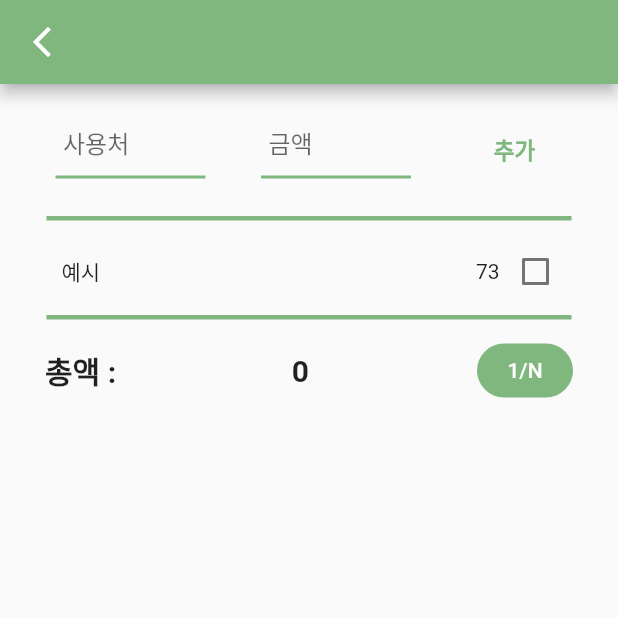
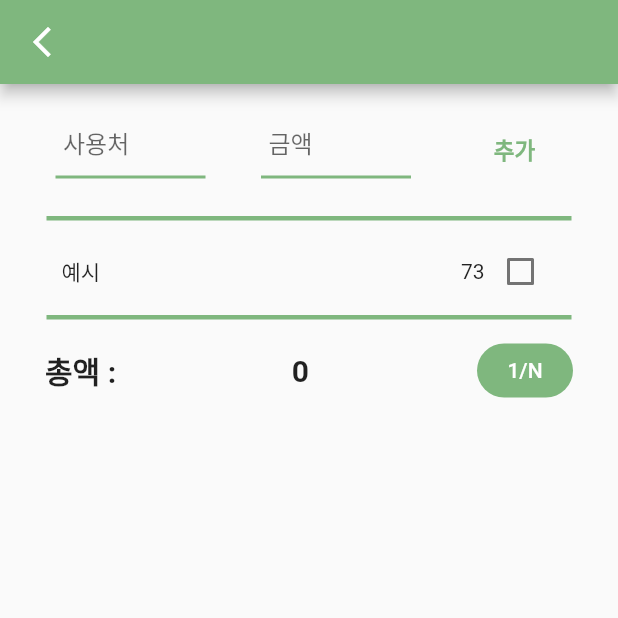
Before and after one commit to JeongSanHaeYOP/App, a Flutter app: the screen it shows after launch, after a tap on the "edit note" icon, on a phone screen of 412 x 824 dp, the top half of it. Run offline on Flutter 3.47's test engine with Material 2 defaults, Android fonts, the phone set to English and light mode, and no system bars; our stand-ins replace flutter_swiper, get, image_cropper, image_picker; missing offline and left inert: multi_image_crop, multi_image_picker.

Commit message:
Fix: Layout Constraints

```diff
--- a/lib/inputpage.dart
+++ b/lib/inputpage.dart
@@ -41,16 +41,13 @@ class _InputPageState extends State<InputPage> {
                     color: Colors.white,
                     icon: const Icon(Icons.arrow_back_ios_new)),
               ),
-              body: Container(
-                margin: const EdgeInsets.fromLTRB(0, 0, 0, 0),
-                child: Column(
+              body: Column(
                 mainAxisAlignment: MainAxisAlignment.start,
                 children: const [
                   // 가격 텍스트와 총액이 들어간 박스
-                    Expanded(child: CalculatePrice())
+                  CalculatePrice()
                 ],
               ),
-              )
           ),
         )
     );
@@ -183,7 +180,10 @@ class _CalculatePriceState extends State<CalculatePrice> {
                 )
             ),
             width: 350,
-            child: itemPriceList(_itemList, _priceList)
+            constraints: const BoxConstraints(
+              maxHeight: 500
+            ),
+            child: itemPriceList(_itemList, _priceList),
         ),
         Container(
             margin: const EdgeInsets.fromLTRB(30, 10, 30, 0),
@@ -254,6 +254,7 @@ class _CalculatePriceState extends State<CalculatePrice> {
       isAlwaysShown: true,
       radius: const Radius.circular(8.0), // 스크롤 라운딩
       child: SingleChildScrollView(
+        reverse: true,
         padding: const EdgeInsets.fromLTRB(10, 0, 0, 0),
         child: Column(
           mainAxisAlignment: MainAxisAlignment.spaceEvenly,
@@ -265,7 +266,9 @@ class _CalculatePriceState extends State<CalculatePrice> {
                   Text(item[i]),
                   Row(children: [
                     Text(price[i].toString()),
-                    Checkbox(
+                    Container(
+                      margin: const EdgeInsets.fromLTRB(0, 0, 10, 0),
+                      child: Checkbox(
                         activeColor: ColorStyles.mainGreen,
                         splashRadius: 0,
                         value: checkList[i],
@@ -278,7 +281,8 @@ class _CalculatePriceState extends State<CalculatePrice> {
                               sum = sum - price[i];
                             }
                           })
-                      },)
+                        },),
+                    )
                   ],)
                 ],
               ),
```
Also changed, not shown: lib/resultpage.dart (+71 -4 lines), lib/selectpage.dart (+12 -4 lines). Lines whose indentation alone changed are shown as unchanged.
